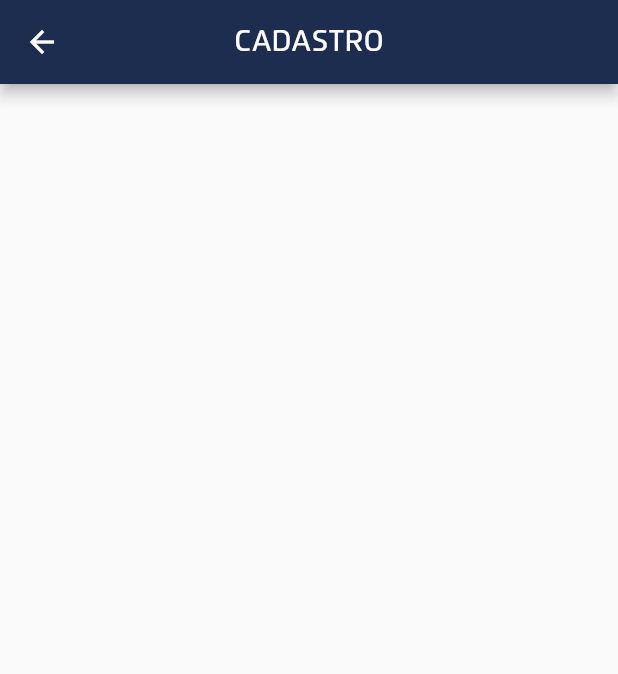
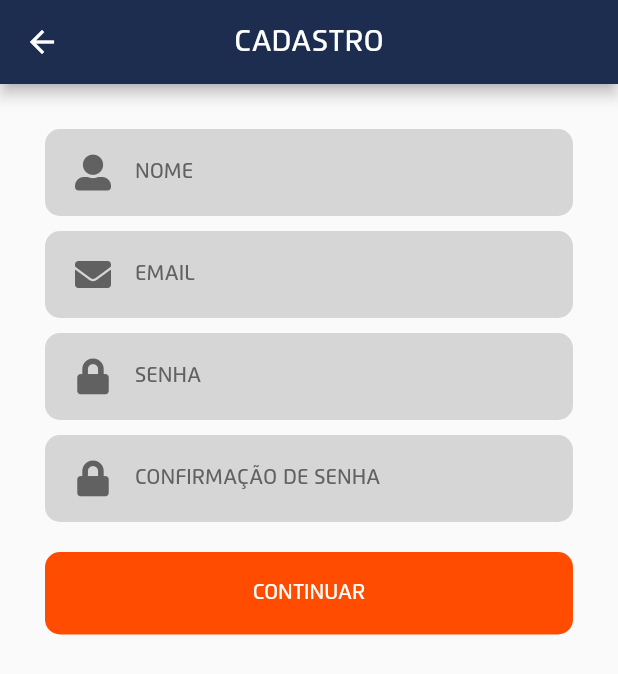
Before and after one commit to Danielcaja/unasp-ht_app, a Flutter app: the SignupWidget screen opened directly, on a phone screen of 412 x 824 dp. Shown: the top 674 px of the screen. Run offline on Flutter 3.47's test engine with Material 2 defaults, Android fonts, the phone set to English and light mode, and no system bars; our stand-ins replace carousel_slider, fancy_bottom_navigation, font_awesome_flutter.

Commit message:
Signup Screen Initiated

```diff
--- a/lib/src/components/text-field.dart
+++ b/lib/src/components/text-field.dart
@@ -5,8 +5,10 @@
   final IconData icon;
   final bool isPassword;
   final bool isBlue;
+  final TextInputType inputType;
 
-  CustomTextField({this.hintText, this.icon, this.isPassword, this.isBlue});
+  CustomTextField(
+      {this.hintText, this.icon, this.isPassword, this.isBlue, this.inputType});
 
   @override
   Widget build(BuildContext context) {
@@ -16,19 +18,18 @@
           color: isBlue ? Color(0xFF374562) : Colors.grey[350],
           borderRadius: BorderRadius.all(Radius.circular(10))),
       child: TextField(
-        keyboardType:
-            isPassword ? TextInputType.text : TextInputType.emailAddress,
+        keyboardType: inputType,
         obscureText: isPassword,
         style: TextStyle(
-            fontSize: 14, color: isBlue ? Color(0xFFC2C2C2) : Colors.grey[800]),
+            fontSize: 14, color: isBlue ? Color(0xFFC2C2C2) : Colors.grey[700]),
         decoration: InputDecoration(
             hintStyle: TextStyle(
-                color: isBlue ? Color(0xFFC2C2C2) : Colors.grey[800],
+                color: isBlue ? Color(0xFFC2C2C2) : Colors.grey[700],
                 fontSize: 14),
             hintText: hintText.toUpperCase(),
             icon: IconTheme(
               data: IconThemeData(
-                  color: isBlue ? Color(0xFFC2C2C2) : Colors.grey[800]),
+                  color: isBlue ? Color(0xFFC2C2C2) : Colors.grey[700]),
               child: Icon(icon),
             ),
             border: InputBorder.none),
--- a/lib/src/forget-password/forget-password-widget.dart
+++ b/lib/src/forget-password/forget-password-widget.dart
@@ -20,11 +20,11 @@
         child: Column(
           children: <Widget>[
             CustomTextField(
-              hintText: "Email",
-              icon: FontAwesomeIcons.solidEnvelope,
-              isPassword: false,
-              isBlue: false,
-            ),
+                hintText: "Email",
+                icon: FontAwesomeIcons.solidEnvelope,
+                isPassword: false,
+                isBlue: false,
+                inputType: TextInputType.emailAddress),
             SizedBox(height: 10),
             Button(
                 context: context, color: orange, text: "enviar", onTap: () {})
--- a/lib/src/login/login-widget.dart
+++ b/lib/src/login/login-widget.dart
@@ -61,6 +61,7 @@
                   icon: FontAwesomeIcons.solidEnvelope,
                   isPassword: false,
                   isBlue: true,
+                  inputType: TextInputType.emailAddress,
                 ),
                 SizedBox(
                   height: 20,
@@ -70,6 +71,7 @@
                   icon: FontAwesomeIcons.lock,
                   isPassword: true,
                   isBlue: true,
+                  inputType: TextInputType.text
                 ),
                 SizedBox(
                   height: 30,
--- a/lib/src/signup/signup-widget.dart
+++ b/lib/src/signup/signup-widget.dart
@@ -1,4 +1,7 @@
 import 'package:flutter/material.dart';
+import 'package:font_awesome_flutter/font_awesome_flutter.dart';
+import 'package:unasp_ht/src/components/button.dart';
+import 'package:unasp_ht/src/components/text-field.dart';
 
 class SignupWidget extends StatefulWidget {
   @override
@@ -8,15 +11,54 @@
 class _SignupWidgetState extends State<SignupWidget> {
   @override
   Widget build(BuildContext context) {
+    Color orange = Theme.of(context).secondaryHeaderColor;
+
     return Scaffold(
       appBar: AppBar(
         centerTitle: true,
         title: Text("Cadastro".toUpperCase()),
       ),
-      body: Column(
-        children: <Widget>[
-
-        ],
+      body: SingleChildScrollView(
+        child: Padding(
+          padding: EdgeInsets.only(left: 30, right: 30, top: 30),
+          child: Column(
+            children: <Widget>[
+              CustomTextField(
+                isBlue: false,
+                icon: FontAwesomeIcons.userAlt,
+                hintText: "nome",
+                isPassword: false,
+                inputType: TextInputType.text,
+              ),
+              SizedBox(height: 10),
+              CustomTextField(
+                isBlue: false,
+                icon: FontAwesomeIcons.solidEnvelope,
+                hintText: "email",
+                isPassword: false,
+                inputType: TextInputType.emailAddress,
+              ),
+              SizedBox(height: 10),
+              CustomTextField(
+                isBlue: false,
+                icon: FontAwesomeIcons.lock,
+                hintText: "senha",
+                isPassword: true,
+                inputType: TextInputType.text,
+              ),
+              SizedBox(height: 10),
+              CustomTextField(
+                isBlue: false,
+                icon: FontAwesomeIcons.lock,
+                hintText: "confirmação de senha",
+                isPassword: true,
+                inputType: TextInputType.text,
+              ),
+              SizedBox(height: 20),
+              Button(color: orange, onTap: (){}, context: context, text: "Continuar"),
+            ],
+          ),
+        ),
       ),
     );
   }
```
